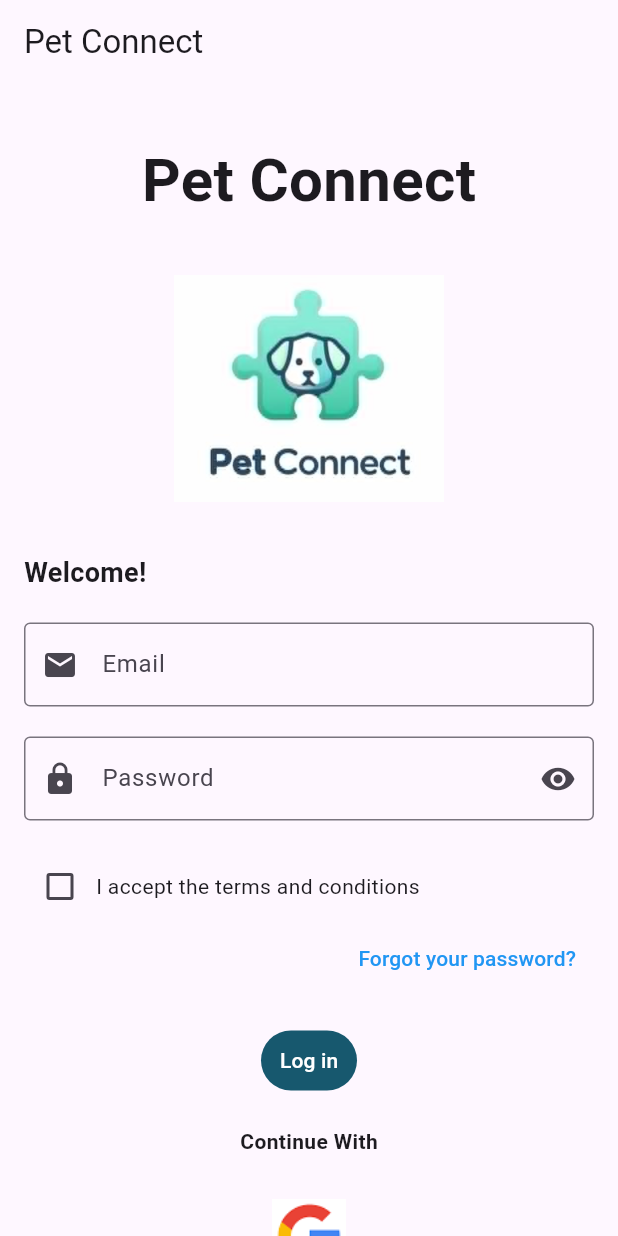
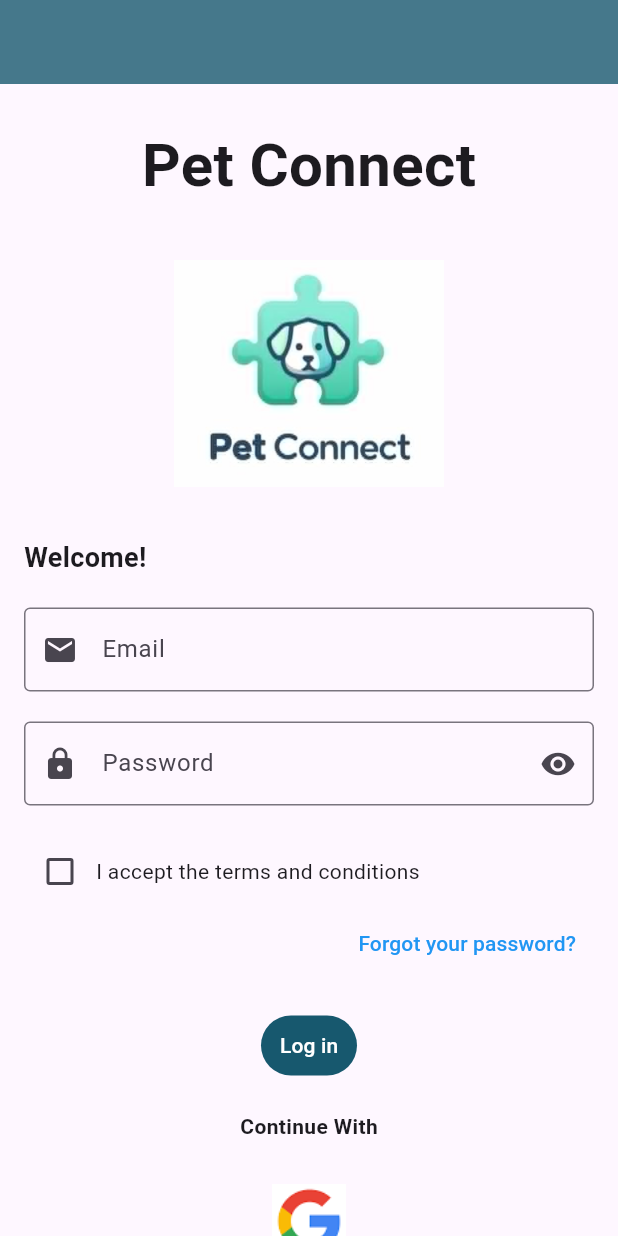
Before and after one commit to CrystalKhadka/pet-connect-mobile-application-flutter, a Flutter app: the screen it shows after launch, on a phone screen of 412 x 824 dp. Run offline on Flutter 3.47's test engine with Material 3 defaults, Android fonts, the phone set to English and light mode, and no system bars; accounts and stored records are empty.

Commit message:
changed appbar

```diff
--- a/lib/screen/login_screen.dart
+++ b/lib/screen/login_screen.dart
@@ -26,7 +26,7 @@ class _LoginScreenState extends State<LoginScreen> {
   Widget build(BuildContext context) {
     return Scaffold(
       appBar: AppBar(
-        title: const Text('Pet Connect'),
+        backgroundColor: const Color.fromRGBO(23, 88, 110, 0.8),
       ),
       body: SingleChildScrollView(
         child: Padding(
@@ -36,7 +36,7 @@ class _LoginScreenState extends State<LoginScreen> {
             child: Column(
               crossAxisAlignment: CrossAxisAlignment.start,
               children: [
-                const SizedBox(height: 20),
+                const SizedBox(height: 10),
                 const Center(
                   child: Text(
                     'Pet Connect',
@@ -101,7 +101,6 @@ class _LoginScreenState extends State<LoginScreen> {
                     TextButton(
                       onPressed: () {
                         // TODO: Implement Forgot Password functionality
-
                       },
                       child: const Text(
                         'Forgot your password?',
--- a/lib/screen/register_screen.dart
+++ b/lib/screen/register_screen.dart
@@ -7,7 +7,7 @@ class RegisterScreen extends StatelessWidget {
   Widget build(BuildContext context) {
     return Scaffold(
       appBar: AppBar(
-        title: const Text('Pet Connect'),
+        backgroundColor: const Color.fromRGBO(23, 88, 110, 0.8),
       ),
       body: Container(),
     );
--- a/lib/screen/splash_screen.dart
+++ b/lib/screen/splash_screen.dart
@@ -25,7 +25,7 @@ class _SplashScreenState extends State<SplashScreen>
     );
     _animation = Tween<double>(begin: 0.0, end: 1.0).animate(_controller);
     _controller.forward();
-    Timer(const Duration(seconds: 2), () {
+    Timer(const Duration(seconds: 5), () {
       Navigator.pushReplacement(
         context,
         MaterialPageRoute(builder: (context) => const LoginScreen()),
```
Also changed, not shown: 1 other file.
